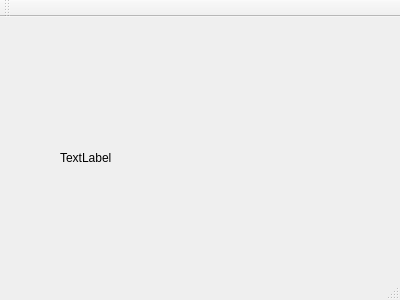
Qt form MainWindow.ui (iantv/AR-Hair) before a commit.
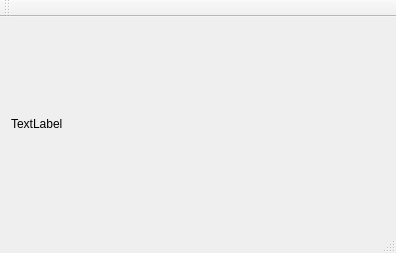
The same form after that commit.

Commit message: Update UI: change window capture

Diff of the .ui file:
```diff
--- a/MainWindow.ui
+++ b/MainWindow.ui
@@ -6,27 +6,27 @@
    <rect>
     <x>0</x>
     <y>0</y>
-    <width>400</width>
-    <height>300</height>
+    <width>396</width>
+    <height>253</height>
    </rect>
   </property>
   <property name="windowTitle">
    <string>MainWindow</string>
   </property>
   <widget class="QWidget" name="centralWidget">
+   <layout class="QHBoxLayout" name="horizontalLayout">
+    <item>
+     <layout class="QHBoxLayout" name="horizontalLayout_2">
+      <item>
    <widget class="QLabel" name="label">
-    <property name="geometry">
-     <rect>
-      <x>60</x>
-      <y>50</y>
-      <width>291</width>
-      <height>181</height>
-     </rect>
-    </property>
     <property name="text">
      <string>TextLabel</string>
     </property>
    </widget>
+      </item>
+     </layout>
+    </item>
+   </layout>
   </widget>
   <widget class="QMenuBar" name="menuBar">
    <property name="geometry">
```
Left out of the diff: 4 changed lines with no effect on the pictures. Lines whose indentation alone changed are shown as unchanged.
